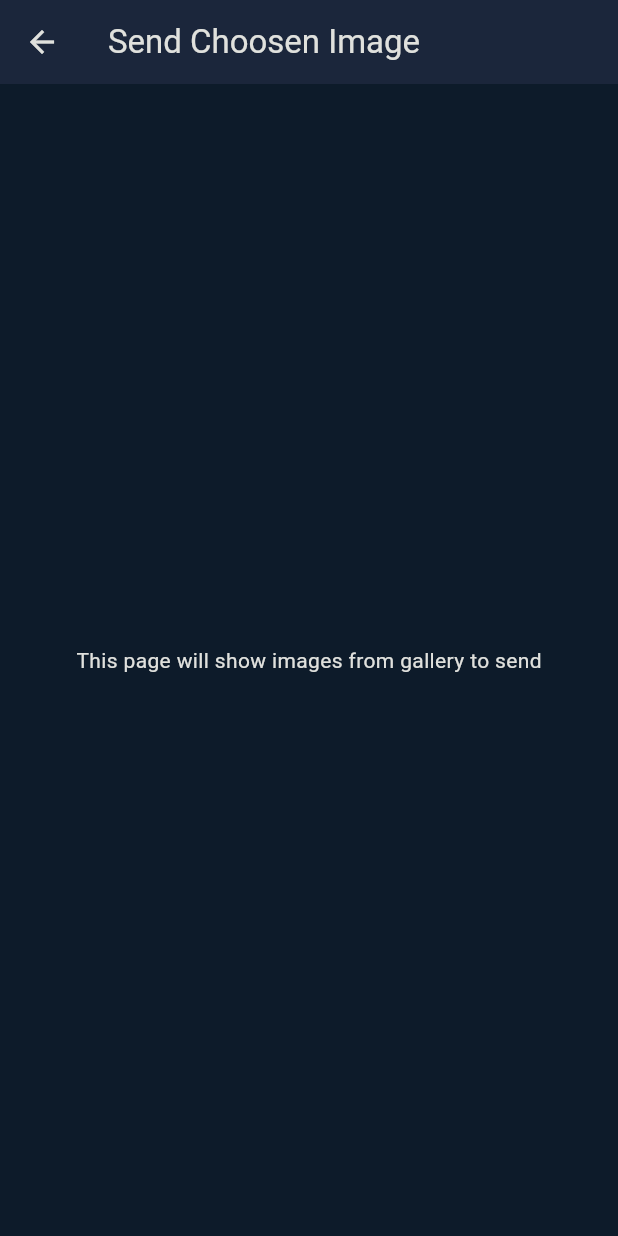
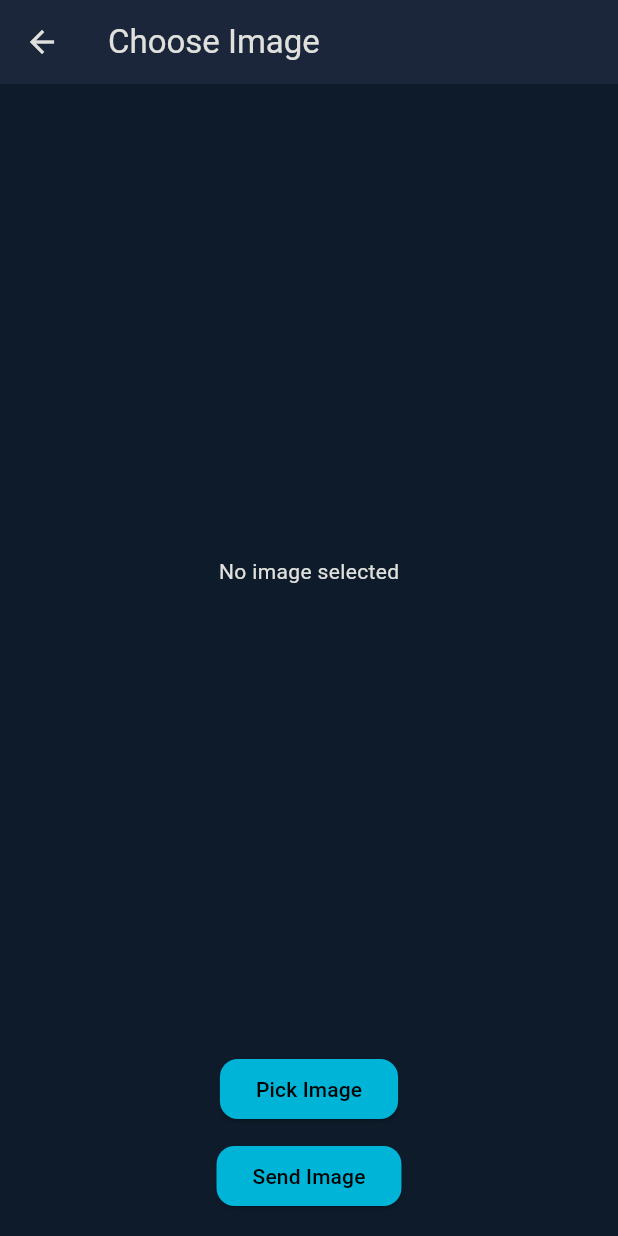
Before and after one commit to MohammadAlZaroo/Image-Transfer-using-MQTT, a Flutter app: the SendChoosenImagePage screen opened by its route, on a phone screen of 412 x 824 dp. Run offline on Flutter 3.47's test engine with Material 3 defaults, Android fonts, the phone set to English and light mode, and no system bars; our stand-ins replace image_picker; missing offline and left inert: mqtt_client.

Commit message:
build the UI to pick Images from gallery in the choose_image page

```diff
--- a/lib/features/send_image/choose_image_page.dart
+++ b/lib/features/send_image/choose_image_page.dart
@@ -1,14 +1,131 @@
+import 'dart:io';
+import 'dart:typed_data';
+
 import 'package:flutter/material.dart';
+import 'package:image/image.dart' as img;
+import 'package:image_picker/image_picker.dart';
 
-class SendChoosenImagePage extends StatelessWidget {
+import '../../core/mqtt/mqtt_service.dart';
+
+class SendChoosenImagePage extends StatefulWidget {
   const SendChoosenImagePage({super.key});
+
+  @override
+  State<SendChoosenImagePage> createState() => _SendChoosenImagePageState();
+}
+
+class _SendChoosenImagePageState extends State<SendChoosenImagePage> {
+  File? selectedImage;
+  bool isSending = false;
+
+  final picker = ImagePicker();
+
+  Future<void> pickImage() async {
+    final picked = await picker.pickImage(source: ImageSource.gallery);
+
+    if (picked != null) {
+      setState(() {
+        selectedImage = File(picked.path);
+      });
+    }
+  }
+
+  Future<void> sendImage() async {
+    if (selectedImage == null) {
+      ScaffoldMessenger.of(context).showSnackBar(
+        const SnackBar(content: Text("Please select an image")),
+      );
+      return;
+    }
+
+    setState(() => isSending = true);
+
+    try {
+      /// Read image
+      Uint8List bytes = await selectedImage!.readAsBytes();
+      img.Image? original = img.decodeImage(bytes);
+
+      if (original == null) throw Exception("Invalid image");
+
+      img.Image resized = img.copyResize(
+        original,
+        width: 128,
+        height: 64,
+      );
+
+      img.Image gray = img.grayscale(resized);
+
+      /// Convert to 1-bit (OLED format)
+      Uint8List output = Uint8List((128 * 64) ~/ 8);
+
+      for (int y = 0; y < 64; y++) {
+        for (int x = 0; x < 128 ~/ 8; x++) {
+          int byte = 0;
+
+          for (int bit = 0; bit < 8; bit++) {
+            int pixel = gray.getPixel(x * 8 + bit, y);
+            int lum = img.getLuminance(pixel);
+
+            int bitValue = lum > 128 ? 1 : 0;
+            byte |= (bitValue << (7 - bit));
+          }
+
+          output[y * (128 ~/ 8) + x] = byte;
+        }
+      }
+
+      MqttService().publishImage(output);
+
+      ScaffoldMessenger.of(context).showSnackBar(
+        const SnackBar(content: Text("Image sent successfully")),
+      );
+    } catch (e) {
+      ScaffoldMessenger.of(context).showSnackBar(
+        const SnackBar(content: Text("Error processing image")),
+      );
+    }
+
+    setState(() => isSending = false);
+  }
 
   @override
   Widget build(BuildContext context) {
     return Scaffold(
-      appBar: AppBar(title: const Text("Send Choosen Image")),
-      body: Center(
-          child: Text("This page will show images from gallery to send")),
+      appBar: AppBar(title: const Text("Choose Image")),
+      body: Column(
+        children: [
+          const SizedBox(height: 20),
+
+          /// 🔹 Image Preview
+          Expanded(
+            child: Center(
+              child: selectedImage == null
+                  ? const Text("No image selected")
+                  : Image.file(selectedImage!),
+            ),
+          ),
+
+          /// 🔹 Buttons
+          Padding(
+            padding: const EdgeInsets.all(16),
+            child: Column(
+              children: [
+                ElevatedButton(
+                  onPressed: pickImage,
+                  child: const Text("Pick Image"),
+                ),
+                const SizedBox(height: 10),
+                ElevatedButton(
+                  onPressed: isSending ? null : () => (),
+                  child: isSending
+                      ? const CircularProgressIndicator()
+                      : const Text("Send Image"),
+                ),
+              ],
+            ),
+          ),
+        ],
+      ),
     );
   }
 }
--- a/pubspec.yaml
+++ b/pubspec.yaml
@@ -32,6 +32,7 @@ dependencies:
     sdk: flutter
   mqtt_client: any
   image: ^3.0.1
+  image_picker: any
   # The following adds the Cupertino Icons font to your application.
   # Use with the CupertinoIcons class for iOS style icons.
   cupertino_icons: ^1.0.8
```
Also changed, not shown: pubspec.lock, 3 other files.
